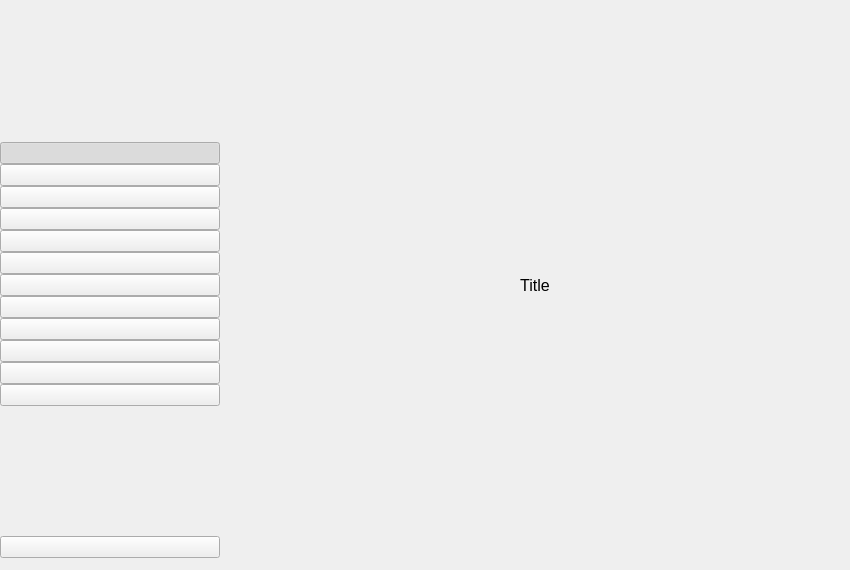
s4solutionsllc/Nexis, file shared/nexis/app.ui: the form before one commit.
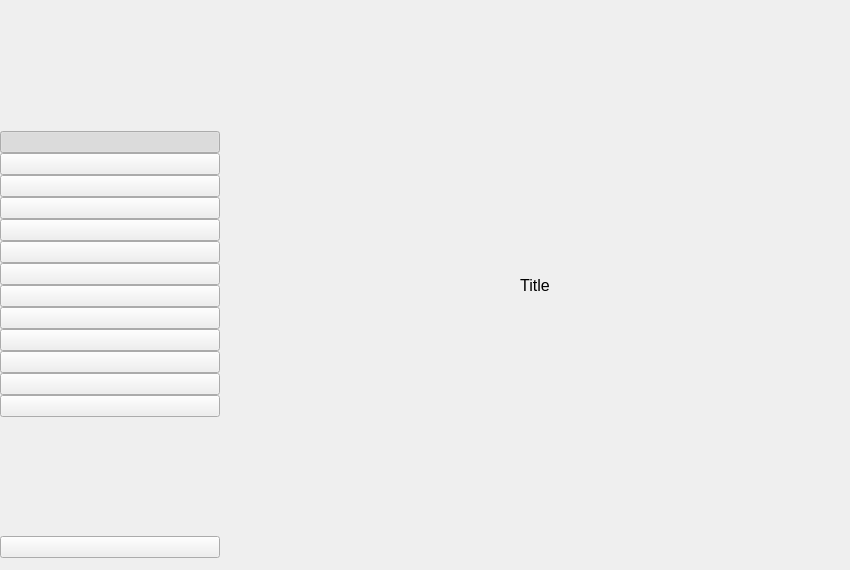
The form after the commit. Icons and pictures are not drawn.

Commit message: feat: add kiosk mode (FR-28) and hardware info tab (FR-12)

What changed in the file:
```diff
--- a/shared/nexis/app.ui
+++ b/shared/nexis/app.ui
@@ -123,6 +123,34 @@
          </attribute>
         </widget>
        </item>
+       <item>
+        <widget class="QPushButton" name="btnHardwareInfo">
+         <property name="cursor">
+          <cursorShape>PointingHandCursor</cursorShape>
+         </property>
+         <property name="focusPolicy">
+          <enum>Qt::NoFocus</enum>
+         </property>
+         <property name="toolTip">
+          <string>Hardware Info</string>
+         </property>
+         <property name="text">
+          <string/>
+         </property>
+         <property name="iconSize">
+          <size>
+           <width>28</width>
+           <height>28</height>
+          </size>
+         </property>
+         <property name="checkable">
+          <bool>true</bool>
+         </property>
+         <attribute name="buttonGroup">
+          <string notr="true">sidebarBtnGroup</string>
+         </attribute>
+        </widget>
+       </item>
        <item>
         <widget class="QPushButton" name="btnStartupApps">
          <property name="cursor">
```
The commit also changes 17 other files.
